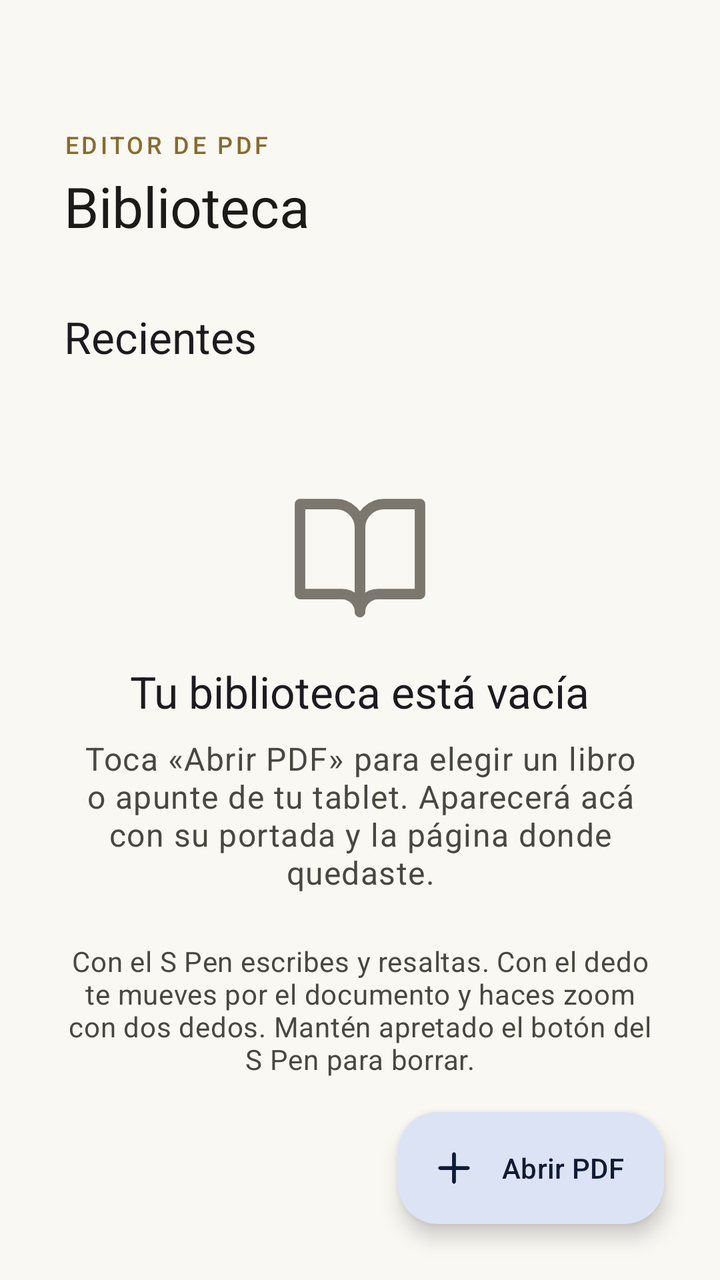
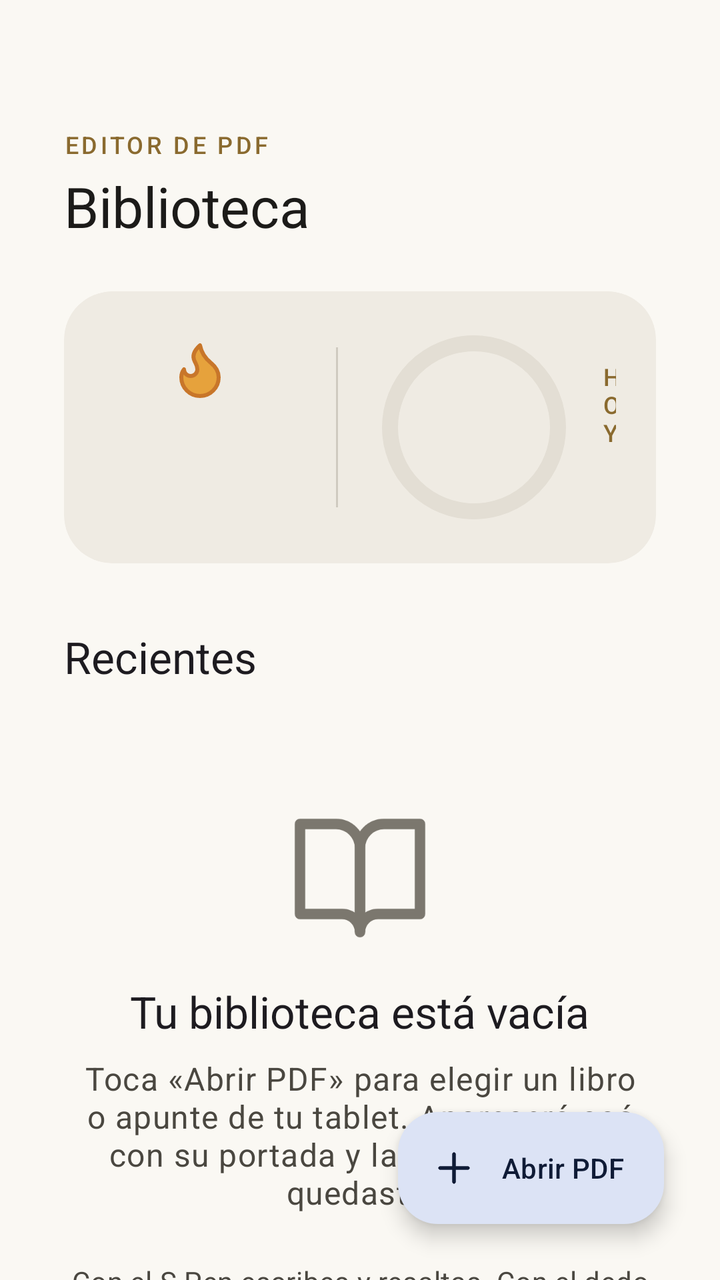

Compare the two renders of this Android layout. The source of the first and the diff that turns it into the second are given below.
<!-- AndroidManifest.xml: application theme Theme.EditorPDF -->
<!-- res/layout/activity_main.xml -->
<?xml version="1.0" encoding="utf-8"?>
<FrameLayout xmlns:android="http://schemas.android.com/apk/res/android"
    xmlns:app="http://schemas.android.com/apk/res-auto"
    android:id="@+id/root"
    android:layout_width="match_parent"
    android:layout_height="match_parent"
    android:background="?attr/colorSurface">

    <LinearLayout
        android:layout_width="match_parent"
        android:layout_height="match_parent"
        android:orientation="vertical">

        <com.google.android.material.appbar.MaterialToolbar
            android:id="@+id/toolbar"
            android:layout_width="match_parent"
            android:layout_height="?attr/actionBarSize" />

        <androidx.core.widget.NestedScrollView
            android:layout_width="match_parent"
            android:layout_height="match_parent"
            android:clipToPadding="false"
            android:paddingBottom="112dp">

            <LinearLayout
                android:layout_width="match_parent"
                android:layout_height="wrap_content"
                android:orientation="vertical"
                android:paddingHorizontal="32dp">

                <TextView
                    android:layout_width="wrap_content"
                    android:layout_height="wrap_content"
                    android:text="@string/library_overline"
                    android:textAppearance="@style/TextAppearance.EditorPDF.Overline" />

                <TextView
                    android:layout_width="wrap_content"
                    android:layout_height="wrap_content"
                    android:layout_marginTop="4dp"
                    android:text="@string/library_title"
                    android:textAppearance="@style/TextAppearance.EditorPDF.Display" />

                <com.google.android.material.card.MaterialCardView
                    android:id="@+id/update_banner"
                    style="?attr/materialCardViewFilledStyle"
                    android:layout_width="match_parent"
                    android:layout_height="wrap_content"
                    android:layout_marginTop="20dp"
                    android:visibility="gone"
                    app:cardBackgroundColor="?attr/colorSecondaryContainer">

                    <LinearLayout
                        android:layout_width="match_parent"
                        android:layout_height="wrap_content"
                        android:gravity="center_vertical"
                        android:orientation="horizontal"
                        android:paddingHorizontal="20dp"
                        android:paddingVertical="14dp">

                        <ImageView
                            android:layout_width="24dp"
                            android:layout_height="24dp"
                            android:importantForAccessibility="no"
                            android:src="@drawable/ic_download"
                            app:tint="?attr/colorOnSecondaryContainer" />

                        <TextView
                            android:id="@+id/update_text"
                            android:layout_width="0dp"
                            android:layout_height="wrap_content"
                            android:layout_marginStart="16dp"
                            android:layout_weight="1"
                            android:textAppearance="?attr/textAppearanceBodyLarge"
                            android:textColor="?attr/colorOnSecondaryContainer" />

                        <com.google.android.material.button.MaterialButton
                            android:id="@+id/update_button"
                            android:layout_width="wrap_content"
                            android:layout_height="wrap_content"
                            android:layout_marginStart="12dp"
                            android:text="@string/update_now" />
                    </LinearLayout>
                </com.google.android.material.card.MaterialCardView>

                
                <com.google.android.material.card.MaterialCardView
                    android:id="@+id/continue_card"
                    style="?attr/materialCardViewElevatedStyle"
                    android:layout_width="match_parent"
                    android:layout_height="wrap_content"
                    android:layout_marginTop="24dp"
                    android:visibility="gone"
                    app:cardBackgroundColor="?attr/colorSurfaceContainerLow"
                    app:cardCornerRadius="24dp"
                    app:cardElevation="2dp">

                    <LinearLayout
                        android:layout_width="match_parent"
                        android:layout_height="wrap_content"
                        android:gravity="center_vertical"
                        android:orientation="horizontal"
                        android:padding="20dp">

                        <com.google.android.material.card.MaterialCardView
                            style="?attr/materialCardViewOutlinedStyle"
                            android:layout_width="110dp"
                            android:layout_height="wrap_content"
                            app:cardCornerRadius="8dp">

                            <com.matias.editorpdf.view.AspectImageView
                                android:id="@+id/continue_cover"
                                android:layout_width="match_parent"
                                android:layout_height="wrap_content"
                                android:background="?attr/colorSurfaceContainerHigh"
                                android:importantForAccessibility="no"
                                android:scaleType="centerCrop" />
                        </com.google.android.material.card.MaterialCardView>

                        <LinearLayout
                            android:layout_width="0dp"
                            android:layout_height="wrap_content"
                            android:layout_marginStart="24dp"
                            android:layout_weight="1"
                            android:orientation="vertical">

                            <TextView
                                android:layout_width="wrap_content"
                                android:layout_height="wrap_content"
                                android:text="@string/continue_reading"
                                android:textAppearance="@style/TextAppearance.EditorPDF.Overline" />

                            <TextView
                                android:id="@+id/continue_title"
                                android:layout_width="match_parent"
                                android:layout_height="wrap_content"
                                android:layout_marginTop="6dp"
                                android:ellipsize="end"
                                android:maxLines="2"
                                android:textAppearance="@style/TextAppearance.EditorPDF.Title" />

                            <TextView
                                android:id="@+id/continue_meta"
                                android:layout_width="match_parent"
                                android:layout_height="wrap_content"
                                android:layout_marginTop="4dp"
                                android:textAppearance="?attr/textAppearanceBodyMedium"
                                android:textColor="?attr/colorOnSurfaceVariant" />

                            <com.google.android.material.progressindicator.LinearProgressIndicator
                                android:id="@+id/continue_progress"
                                android:layout_width="match_parent"
                                android:layout_height="wrap_content"
                                android:layout_marginTop="14dp"
                                android:max="1000"
                                app:indicatorColor="?attr/colorSecondary"
                                app:trackColor="?attr/colorSurfaceContainerHighest"
                                app:trackCornerRadius="4dp"
                                app:trackThickness="6dp" />

                            <com.google.android.material.button.MaterialButton
                                android:id="@+id/continue_button"
                                android:layout_width="wrap_content"
                                android:layout_height="wrap_content"
                                android:layout_marginTop="14dp"
                                android:text="@string/continue_button" />
                        </LinearLayout>
                    </LinearLayout>
                </com.google.android.material.card.MaterialCardView>

                <TextView
                    android:id="@+id/recent_header"
                    android:layout_width="wrap_content"
                    android:layout_height="wrap_content"
                    android:layout_marginTop="32dp"
                    android:layout_marginBottom="12dp"
                    android:text="@string/recent"
                    android:textAppearance="@style/TextAppearance.EditorPDF.Title" />

                <LinearLayout
                    android:id="@+id/empty"
                    android:layout_width="match_parent"
                    android:layout_height="wrap_content"
                    android:gravity="center_horizontal"
                    android:orientation="vertical"
                    android:paddingVertical="48dp">

                    <ImageView
                        android:layout_width="72dp"
                        android:layout_height="72dp"
                        android:importantForAccessibility="no"
                        android:src="@drawable/ic_list"
                        app:tint="?attr/colorOutline" />

                    <TextView
                        android:layout_width="wrap_content"
                        android:layout_height="wrap_content"
                        android:layout_marginTop="16dp"
                        android:text="@string/empty_title"
                        android:textAppearance="@style/TextAppearance.EditorPDF.Title" />

                    <TextView
                        android:layout_width="wrap_content"
                        android:layout_height="wrap_content"
                        android:layout_marginTop="8dp"
                        android:gravity="center"
                        android:maxWidth="420dp"
                        android:text="@string/no_recent"
                        android:textAppearance="?attr/textAppearanceBodyLarge"
                        android:textColor="?attr/colorOnSurfaceVariant" />

                    <TextView
                        android:layout_width="wrap_content"
                        android:layout_height="wrap_content"
                        android:layout_marginTop="24dp"
                        android:gravity="center"
                        android:maxWidth="460dp"
                        android:text="@string/home_tip"
                        android:textAppearance="?attr/textAppearanceBodyMedium"
                        android:textColor="?attr/colorOnSurfaceVariant" />
                </LinearLayout>

                <androidx.recyclerview.widget.RecyclerView
                    android:id="@+id/recent_list"
                    android:layout_width="match_parent"
                    android:layout_height="wrap_content"
                    android:nestedScrollingEnabled="false" />
            </LinearLayout>
        </androidx.core.widget.NestedScrollView>
    </LinearLayout>

    <com.google.android.material.floatingactionbutton.ExtendedFloatingActionButton
        android:id="@+id/open_button"
        android:layout_width="wrap_content"
        android:layout_height="wrap_content"
        android:layout_gravity="bottom|end"
        android:layout_margin="28dp"
        android:text="@string/open_pdf"
        app:icon="@drawable/ic_add" />
</FrameLayout>
<!-- resources referenced by this layout -->
<resources>
  <string name="open_pdf">Abrir PDF</string>
  <string name="recent">Recientes</string>
  <string name="update_now">Actualizar</string>
  <style name="Theme.EditorPDF" parent="Theme.Material3.DayNight.NoActionBar">
          <item name="colorPrimary">@color/c_primary</item>
          <item name="colorOnPrimary">@color/c_on_primary</item>
          <item name="colorPrimaryContainer">@color/c_primary_container</item>
          <item name="colorOnPrimaryContainer">@color/c_on_primary_container</item>
          <item name="colorSecondary">@color/c_secondary</item>
          <item name="colorOnSecondary">@color/c_on_secondary</item>
          <item name="colorSecondaryContainer">@color/c_secondary_container</item>
          <item name="colorOnSecondaryContainer">@color/c_on_secondary_container</item>
          <item name="colorTertiary">@color/c_tertiary</item>
          <item name="colorOnTertiary">@color/c_on_tertiary</item>
          <item name="colorTertiaryContainer">@color/c_tertiary_container</item>
          <item name="colorOnTertiaryContainer">@color/c_on_tertiary_container</item>
          <item name="android:colorBackground">@color/c_surface</item>
          <item name="colorOnBackground">@color/c_on_surface</item>
          <item name="colorSurface">@color/c_surface</item>
          <item name="colorOnSurface">@color/c_on_surface</item>
          <item name="colorSurfaceVariant">@color/c_surface_variant</item>
          <item name="colorOnSurfaceVariant">@color/c_on_surface_variant</item>
          <item name="colorSurfaceContainerLowest">@color/c_surface_lowest</item>
          <item name="colorSurfaceContainerLow">@color/c_surface_low</item>
          <item name="colorSurfaceContainer">@color/c_surface_container</item>
          <item name="colorSurfaceContainerHigh">@color/c_surface_high</item>
          <item name="colorSurfaceContainerHighest">@color/c_surface_highest</item>
          <item name="colorOutline">@color/c_outline</item>
          <item name="colorOutlineVariant">@color/c_outline_variant</item>
          <item name="android:statusBarColor">@android:color/transparent</item>
          <item name="android:navigationBarColor">@android:color/transparent</item>
          <item name="shapeAppearanceCornerMedium">@style/Shape.EditorPDF.Medium</item>
          <item name="shapeAppearanceCornerLarge">@style/Shape.EditorPDF.Large</item>
          <item name="materialAlertDialogTheme">@style/ThemeOverlay.EditorPDF.Dialog</item>
      </style>
  <color name="c_primary">#23345C</color>
  <color name="c_on_primary">#FFFFFF</color>
  <color name="c_secondary">#8A6A2F</color>
  <color name="c_on_secondary">#FFFFFF</color>
  <color name="c_tertiary">#4F6B5A</color>
  <color name="c_on_tertiary">#FFFFFF</color>
  <color name="c_surface">#FAF8F3</color>
  <color name="c_on_surface">#1C1B19</color>
  <color name="c_surface_lowest">#FFFFFF</color>
  <color name="c_surface_low">#F5F2EB</color>
  <color name="c_surface_high">#E9E5DC</color>
  <color name="c_surface_highest">#E3DED4</color>
  <color name="c_outline">#7B776E</color>
  <color name="c_outline_variant">#CFCAC0</color>
  <!-- unchanged entries left out for length: 26 -->
</resources>

<!-- the commit's change to res/layout/activity_main.xml (unified diff, before → after) -->
@@ -29,6 +29,7 @@
                 android:paddingHorizontal="32dp">
 
                 <TextView
+                    android:id="@+id/greeting"
                     android:layout_width="wrap_content"
                     android:layout_height="wrap_content"
                     android:text="@string/library_overline"
@@ -40,6 +41,133 @@
                     android:layout_marginTop="4dp"
                     android:text="@string/library_title"
                     android:textAppearance="@style/TextAppearance.EditorPDF.Display" />
+
+                
+                <com.google.android.material.card.MaterialCardView
+                    android:id="@+id/stats_card"
+                    style="?attr/materialCardViewFilledStyle"
+                    android:layout_width="match_parent"
+                    android:layout_height="wrap_content"
+                    android:layout_marginTop="24dp"
+                    app:cardBackgroundColor="?attr/colorSurfaceContainer"
+                    app:cardCornerRadius="24dp">
+
+                    <LinearLayout
+                        android:layout_width="match_parent"
+                        android:layout_height="wrap_content"
+                        android:baselineAligned="false"
+                        android:gravity="center_vertical"
+                        android:orientation="horizontal"
+                        android:padding="20dp">
+
+                        <LinearLayout
+                            android:layout_width="wrap_content"
+                            android:layout_height="wrap_content"
+                            android:gravity="center_horizontal"
+                            android:minWidth="96dp"
+                            android:orientation="vertical">
+
+                            <ImageView
+                                android:id="@+id/streak_icon"
+                                android:layout_width="32dp"
+                                android:layout_height="32dp"
+                                android:importantForAccessibility="no"
+                                android:src="@drawable/ic_flame" />
+
+                            <TextView
+                                android:id="@+id/streak_value"
+                                android:layout_width="wrap_content"
+                                android:layout_height="wrap_content"
+                                android:layout_marginTop="4dp"
+                                android:textAppearance="@style/TextAppearance.EditorPDF.Display" />
+
+                            <TextView
+                                android:id="@+id/streak_label"
+                                android:layout_width="wrap_content"
+                                android:layout_height="wrap_content"
+                                android:textAppearance="?attr/textAppearanceLabelMedium"
+                                android:textColor="?attr/colorOnSurfaceVariant" />
+                        </LinearLayout>
+
+                        <View
+                            android:layout_width="1dp"
+                            android:layout_height="80dp"
+                            android:layout_marginHorizontal="20dp"
+                            android:background="?attr/colorOutlineVariant" />
+
+                        <FrameLayout
+                            android:id="@+id/goal_box"
+                            android:layout_width="96dp"
+                            android:layout_height="96dp"
+                            android:background="?attr/selectableItemBackgroundBorderless"
+                            android:contentDescription="@string/goal_change">
+
+                            <com.google.android.material.progressindicator.CircularProgressIndicator
+                                android:id="@+id/goal_ring"
+                                android:layout_width="wrap_content"
+                                android:layout_height="wrap_content"
+                                android:layout_gravity="center"
+                                android:max="1000"
+                                app:indicatorColor="?attr/colorSecondary"
+                                app:indicatorSize="92dp"
+                                app:trackColor="?attr/colorSurfaceContainerHighest"
+                                app:trackCornerRadius="4dp"
+                                app:trackThickness="8dp" />
+
+                            <LinearLayout
+                                android:layout_width="wrap_content"
+                                android:layout_height="wrap_content"
+                                android:layout_gravity="center"
+                                android:gravity="center_horizontal"
+                                android:orientation="vertical">
+
+                                <TextView
+                                    android:id="@+id/goal_value"
+                                    android:layout_width="wrap_content"
+                                    android:layout_height="wrap_content"
+                                    android:textAppearance="?attr/textAppearanceTitleMedium" />
+
+                                <TextView
+                                    android:id="@+id/goal_label"
+                                    android:layout_width="wrap_content"
+                                    android:layout_height="wrap_content"
+                                    android:textAppearance="?attr/textAppearanceLabelSmall"
+                                    android:textColor="?attr/colorOnSurfaceVariant" />
+                            </LinearLayout>
+                        </FrameLayout>
+
+                        <LinearLayout
+                            android:layout_width="wrap_content"
+                            android:layout_height="wrap_content"
+                            android:layout_marginStart="16dp"
+                            android:orientation="vertical">
+
+                            <TextView
+                                android:id="@+id/today_title"
+                                android:layout_width="wrap_content"
+                                android:layout_height="wrap_content"
+                                android:text="@string/today"
+                                android:textAppearance="@style/TextAppearance.EditorPDF.Overline" />
+
+                            <TextView
+                                android:id="@+id/today_detail"
+                                android:layout_width="wrap_content"
+                                android:layout_height="wrap_content"
+                                android:layout_marginTop="4dp"
+                                android:maxWidth="200dp"
+                                android:textAppearance="?attr/textAppearanceBodyMedium"
+                                android:textColor="?attr/colorOnSurfaceVariant" />
+                        </LinearLayout>
+
+                        <com.matias.editorpdf.view.WeekBarsView
+                            android:id="@+id/week_bars"
+                            android:layout_width="0dp"
+                            android:layout_height="96dp"
+                            android:layout_marginStart="24dp"
+                            android:layout_weight="1"
+                            android:contentDescription="@string/week_chart" />
+                    </LinearLayout>
+                </com.google.android.material.card.MaterialCardView>
 
                 <com.google.android.material.card.MaterialCardView
                     android:id="@+id/update_banner"
<!-- resource entries referenced after the edit -->
@@ -1,9 +1,28 @@
 <!-- resources referenced by this layout -->
 <resources>
+  <!-- drawable ic_flame (drawable) -->
+  <?xml version="1.0" encoding="utf-8"?>
+  <vector xmlns:android="http://schemas.android.com/apk/res/android"
+      android:width="24dp"
+      android:height="24dp"
+      android:viewportWidth="24"
+      android:viewportHeight="24">
+      <path
+          android:fillColor="#FFE6A23C"
+          android:pathData="M8.5 14.5A2.5 2.5 0 0 0 11 12c0-1.38-0.5-2-1-3-1.07-2.14-0.22-4.05 2-6 0.5 2.5 2 4.9 4 6.5 2 1.6 3 3.5 3 5.5a7 7 0 1 1-14 0c0-1.15 0.43-2.29 1-3a2.5 2.5 0 0 0 2.5 2.5z"
+          android:strokeColor="#FFC8762A"
+          android:strokeLineCap="round"
+          android:strokeLineJoin="round"
+          android:strokeWidth="1.5" />
+  </vector>
+  <string name="goal_change">Cambiar meta diaria</string>
   <string name="open_pdf">Abrir PDF</string>
   <string name="recent">Recientes</string>
+  <string name="today">Hoy</string>
   <string name="update_now">Actualizar</string>
-  <style name="Theme.EditorPDF" parent="Theme.Material3.DayNight.NoActionBar">
+  <string name="week_chart">Minutos de estudio de los últimos 7 días</string>
+  <style name="Theme.EditorPDF" parent="Base.Theme.EditorPDF" />
+  <style name="Base.Theme.EditorPDF" parent="Theme.Material3.DayNight.NoActionBar">
           <item name="colorPrimary">@color/c_primary</item>
           <item name="colorOnPrimary">@color/c_on_primary</item>
           <item name="colorPrimaryContainer">@color/c_primary_container</item>
